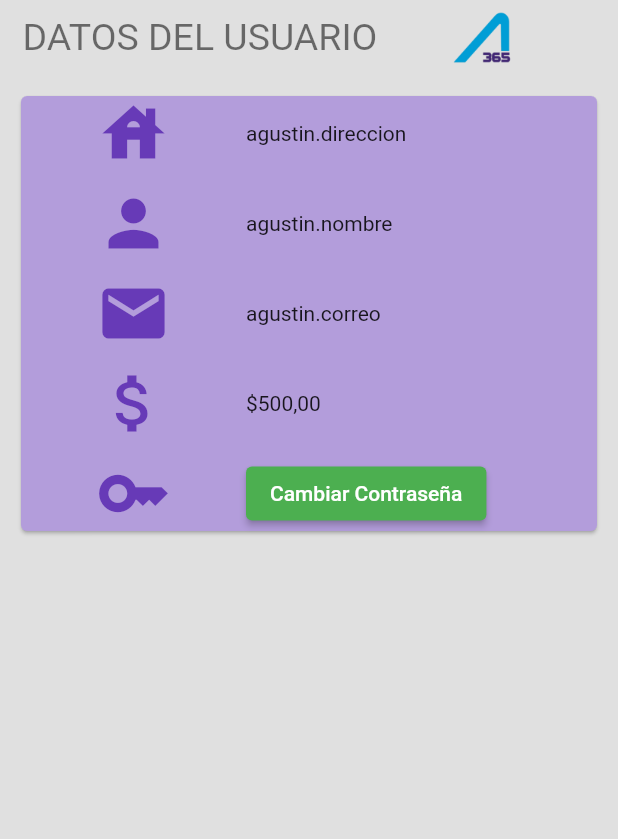
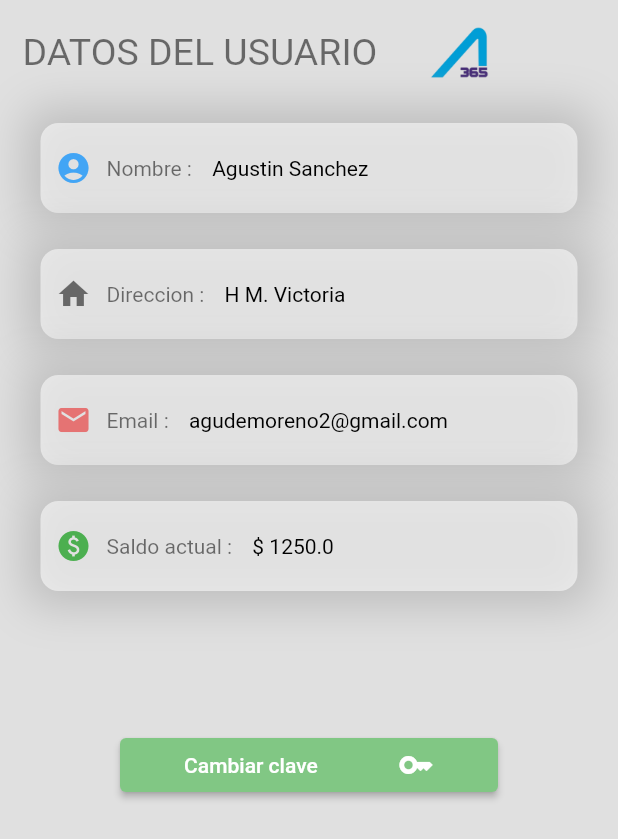
Before and after one commit to aguchi94/Autoshop-365, a Flutter app: the UserPage screen opened by its route, on a phone screen of 412 x 824 dp. Shown: the top 839 px of the screen. Run offline on Flutter 3.47's test engine with Material 2 defaults, Android fonts, the light colour scheme and no system bars; our stand-ins replace animate_do, google_fonts, permission_handler; missing offline and left inert: ai_barcode; Roboto replaces fonts that are missing (Coda).

Commit message:
Update user page and person providers

```diff
--- a/lib/main.dart
+++ b/lib/main.dart
@@ -1,3 +1,4 @@
+import 'package:aguchi_prueba1/src/providers/person_provider.dart';
 import 'package:aguchi_prueba1/src/providers/product_provider.dart';
 import 'package:flutter/material.dart';
 import 'package:aguchi_prueba1/src/routes/routes.dart';
@@ -17,6 +18,10 @@ class MyApp extends StatelessWidget {
           lazy: false,
           create: (_) => ProductProvider(),
         ),
+        ChangeNotifierProvider(
+          lazy: false,
+          create: (_) => PersonProvider(),
+        ),
       ],
       child: MaterialApp(
         title: "Autoshop365 Beta",
--- a/lib/src/models/person.dart
+++ b/lib/src/models/person.dart
@@ -1,17 +1,15 @@
-class Person {
+class Users {
   int? id;
   String? name;
-  String? lastname;
-  String? balance;
+  double? balance;
+  String? email;
   String? location;
-  String? email;
 
-  Person({
+  Users({
     required this.id,
     required this.name,
-    required this.lastname,
     required this.balance,
+    required this.email,
     required this.location,
-    required this.email,
   });
 }
--- a/lib/src/pages/user_page.dart
+++ b/lib/src/pages/user_page.dart
@@ -1,6 +1,9 @@
+import 'package:aguchi_prueba1/src/models/person.dart';
+import 'package:aguchi_prueba1/src/providers/person_provider.dart';
+import 'package:aguchi_prueba1/src/widgets/shadow_buttons.dart';
 import 'package:flutter/material.dart';
-import 'package:aguchi_prueba1/src/widgets/appBarPages.dart';
 import 'package:google_fonts/google_fonts.dart';
+import 'package:provider/provider.dart';
 
 class UserPage extends StatefulWidget {
   const UserPage({Key? key}) : super(key: key);
@@ -10,8 +13,24 @@ class UserPage extends StatefulWidget {
 }
 
 class _UserPageState extends State<UserPage> {
+  Users agustin = Users(
+    id: 28,
+    name: 'Agustin Sanchez',
+    balance: 1250.00,
+    email: 'agudemoreno2@gmail.com',
+    location: 'H M. Victoria',
+  );
+
+  @override
+  void initState() {
+    Provider.of<PersonProvider>(context, listen: false).addPerson(agustin);
+
+    super.initState();
+  }
+
   @override
   Widget build(BuildContext context) {
+    final user = Provider.of<PersonProvider>(context);
     return Scaffold(
       backgroundColor: Colors.grey[300],
       body: SafeArea(
@@ -19,86 +38,144 @@ class _UserPageState extends State<UserPage> {
           children: <Widget>[
             titulo(),
             Padding(
-              padding: const EdgeInsets.all(10.0),
-              child: Card(
-                color: Colors.deepPurple[200],
-                child: Column(
+              padding: const EdgeInsets.symmetric(horizontal: 20, vertical: 5),
+              child: ShadowButonn(
+                width: 50,
+                height: 60,
+                color: Colors.white54,
+                child: Row(
                   children: [
-                    //Direccion
-                    Row(
-                      children: [
-                        SizedBox(width: 50),
-                        Icon(
-                          Icons.house,
-                          size: 50,
-                          color: Colors.deepPurple[500],
-                        ),
-                        SizedBox(width: 50),
-                        Text('agustin.direccion'),
-                      ],
+                    SizedBox(width: 10),
+                    Icon(
+                      Icons.account_circle,
+                      color: Colors.blue[400],
                     ),
-                    SizedBox(height: 10),
-                    //Nombre
-                    Row(
-                      children: [
-                        SizedBox(width: 50),
-                        Icon(
-                          Icons.person,
-                          size: 50,
-                          color: Colors.deepPurple[500],
-                        ),
-                        SizedBox(width: 50),
-                        Text('agustin.nombre'),
-                      ],
+                    SizedBox(width: 10),
+                    Text(
+                      'Nombre : ',
+                      style: GoogleFonts.coda(
+                        color: Colors.black54,
+                      ),
                     ),
-                    SizedBox(height: 10),
-                    //Correo
-                    Row(
-                      children: [
-                        SizedBox(width: 50),
-                        Icon(
-                          Icons.mail,
-                          size: 50,
-                          color: Colors.deepPurple[500],
-                        ),
-                        SizedBox(width: 50),
-                        Text('agustin.correo'),
-                      ],
-                    ),
-                    SizedBox(height: 10),
-                    //Saldo
-                    Row(
-                      children: [
-                        SizedBox(width: 50),
-                        Icon(
-                          Icons.attach_money,
-                          size: 50,
-                          color: Colors.deepPurple[500],
-                        ),
-                        SizedBox(width: 50),
-                        Text("\$500,00"),
-                      ],
-                    ),
-                    SizedBox(height: 10),
-                    //Contraseña
-                    Row(
-                      children: [
-                        SizedBox(width: 50),
-                        Icon(
-                          Icons.key,
-                          size: 50,
-                          color: Colors.deepPurple[500],
-                        ),
-                        SizedBox(width: 50),
-                        ElevatedButton(
-                          style:
-                              ElevatedButton.styleFrom(primary: Colors.green),
-                          child: const Text("Cambiar Contraseña"),
-                          onPressed: () => {},
-                        ),
-                      ],
+                    SizedBox(width: 10),
+                    Text(
+                      user.users[0].name.toString(),
+                      style: GoogleFonts.coda(
+                        color: Colors.black,
+                      ),
                     ),
                   ],
+                ),
+              ),
+            ),
+            Padding(
+              padding: const EdgeInsets.symmetric(horizontal: 20, vertical: 5),
+              child: ShadowButonn(
+                width: 50,
+                height: 60,
+                color: Colors.white54,
+                child: Row(
+                  children: [
+                    SizedBox(width: 10),
+                    Icon(
+                      Icons.home,
+                      color: Colors.black54,
+                    ),
+                    SizedBox(width: 10),
+                    Text(
+                      'Direccion : ',
+                      style: GoogleFonts.coda(
+                        color: Colors.black54,
+                      ),
+                    ),
+                    SizedBox(width: 10),
+                    Text(
+                      user.users[0].location.toString(),
+                      style: GoogleFonts.coda(
+                        color: Colors.black,
+                      ),
+                    ),
+                  ],
+                ),
+              ),
+            ),
+            Padding(
+              padding: const EdgeInsets.symmetric(horizontal: 20, vertical: 5),
+              child: ShadowButonn(
+                width: 50,
+                height: 60,
+                color: Colors.white54,
+                child: Row(
+                  children: [
+                    SizedBox(width: 10),
+                    Icon(
+                      Icons.email,
+                      color: Colors.red[300],
+                    ),
+                    SizedBox(width: 10),
+                    Text(
+                      'Email : ',
+                      style: GoogleFonts.coda(
+                        color: Colors.black54,
+                      ),
+                    ),
+                    SizedBox(width: 10),
+                    Text(
+                      user.users[0].email.toString(),
+                      style: GoogleFonts.coda(
+                        color: Colors.black,
+                      ),
+                    ),
+                  ],
+                ),
+              ),
+            ),
+            Padding(
+              padding: const EdgeInsets.symmetric(horizontal: 20, vertical: 5),
+              child: ShadowButonn(
+                width: 50,
+                height: 60,
+                color: Colors.white54,
+                child: Row(
+                  children: [
+                    SizedBox(width: 10),
+                    Icon(
+                      Icons.paid,
+                      color: Colors.green[500],
+                    ),
+                    SizedBox(width: 10),
+                    Text(
+                      'Saldo actual : ',
+                      style: GoogleFonts.coda(
+                        color: Colors.black54,
+                      ),
+                    ),
+                    SizedBox(width: 10),
+                    Text(
+                      '\$ ' + user.users[0].balance.toString(),
+                      style: GoogleFonts.coda(
+                        color: Colors.black,
+                      ),
+                    ),
+                  ],
+                ),
+              ),
+            ),
+            Center(
+              child: Padding(
+                padding: const EdgeInsets.all(80.0),
+                child: ElevatedButton(
+                  style: ElevatedButton.styleFrom(
+                    primary: Colors.green[300],
+                  ),
+                  child: Row(
+                    mainAxisAlignment: MainAxisAlignment.spaceAround,
+                    children: [
+                      Text('Cambiar clave'),
+                      Icon(Icons.key),
+                    ],
+                  ),
+                  onPressed: () {},
                 ),
               ),
             )
@@ -111,7 +188,7 @@ class _UserPageState extends State<UserPage> {
   Padding titulo() {
     return Padding(
       padding: const EdgeInsets.symmetric(
-        vertical: 5.0,
+        vertical: 15.0,
         horizontal: 15.0,
       ),
       child: Row(
@@ -125,7 +202,7 @@ class _UserPageState extends State<UserPage> {
               //fontWeight: FontWeight.bold,
             ),
           ),
-          SizedBox(width: 50),
+          SizedBox(width: 35),
           Image.asset(
             'assets/logo365.png',
             width: 40,
--- a/lib/src/providers/person_provider.dart
+++ b/lib/src/providers/person_provider.dart
@@ -1,4 +1,14 @@
 import 'package:flutter/material.dart';
 import 'package:aguchi_prueba1/src/models/person.dart';
 
-class PersonProvider extends ChangeNotifier {}
+class PersonProvider extends ChangeNotifier {
+  List<Users> users = [];
+
+  addPerson(Users user) {
+    users.add(user);
+  }
+
+  addPersons(List<Users> user) {
+    users = user;
+  }
+}
--- a/lib/src/providers/product_provider.dart
+++ b/lib/src/providers/product_provider.dart
@@ -5,7 +5,6 @@ class ProductProvider extends ChangeNotifier {
   List<Product> products = [];
   List<Product> productScanedList = [];
   List<Product> productsCartShop = [];
-  double total = 0;
 
   //Lista Back End
   addProduct(Product product) {
--- a/lib/src/widgets/userButton.dart
+++ b/lib/src/widgets/userButton.dart
@@ -17,7 +17,7 @@ class _UserButtonState extends State<UserButton> {
       child: ShadowButonn(
         width: 320,
         height: 120,
-        color: Colors.grey[200],
+        color: Colors.deepPurple[200],
         child: ElevatedButton(
           style: ElevatedButton.styleFrom(
             primary: Colors.deepPurple[200],
@@ -34,7 +34,7 @@ class _UserButtonState extends State<UserButton> {
                   Icon(
                     Icons.person,
                     size: 40,
-                    color: Colors.deepPurple[500],
+                    color: Colors.blue[500],
                   ),
                   SizedBox(width: 40),
                   Text(
```
Also changed, not shown: lib/src/models/users.dart (added).
